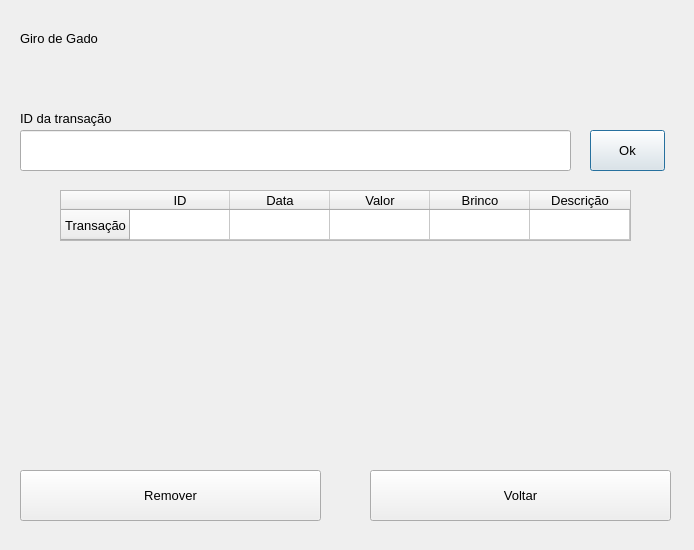
Before: the Qt Designer form views/financialremovescreen.ui in MaceGabriel/GiroDeGado, drawn with Qt 5.
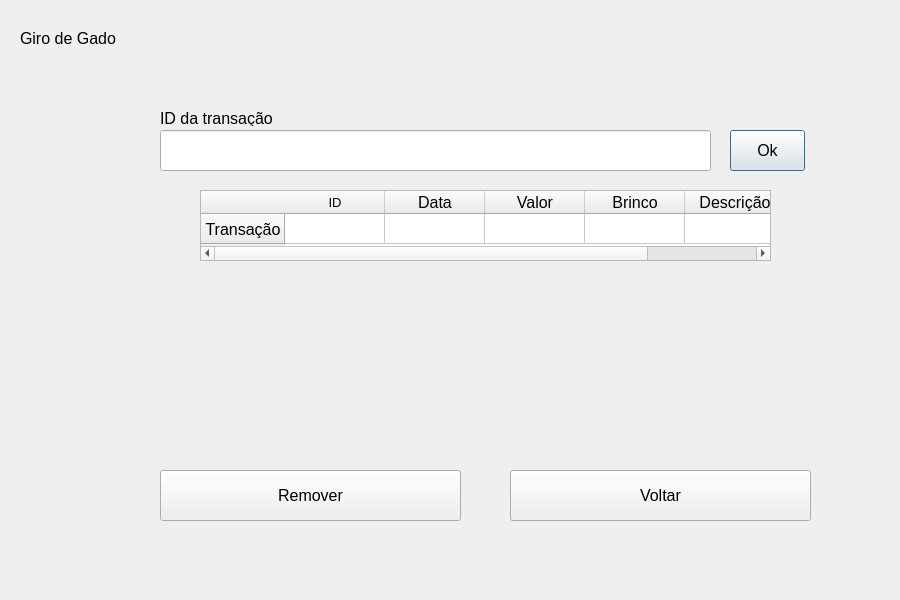
After: the same form once the commit is applied.

The edit to the form file:
```diff
--- a/views/financialremovescreen.ui
+++ b/views/financialremovescreen.ui
@@ -6,8 +6,8 @@
    <rect>
     <x>0</x>
     <y>0</y>
-    <width>694</width>
-    <height>550</height>
+    <width>900</width>
+    <height>600</height>
    </rect>
   </property>
   <property name="font">
@@ -21,7 +21,7 @@
   <widget class="QLineEdit" name="inputIdTransaction">
    <property name="geometry">
     <rect>
-     <x>20</x>
+     <x>160</x>
      <y>130</y>
      <width>551</width>
      <height>41</height>
@@ -29,22 +29,22 @@
    </property>
    <property name="font">
     <font>
-     <pointsize>10</pointsize>
+     <pointsize>12</pointsize>
     </font>
    </property>
   </widget>
   <widget class="QLabel" name="labelIdTransaction">
    <property name="geometry">
     <rect>
-     <x>20</x>
+     <x>160</x>
      <y>110</y>
-     <width>91</width>
+     <width>121</width>
      <height>16</height>
     </rect>
    </property>
    <property name="font">
     <font>
-     <pointsize>10</pointsize>
+     <pointsize>12</pointsize>
     </font>
    </property>
    <property name="text">
@@ -56,13 +56,13 @@
     <rect>
      <x>20</x>
      <y>30</y>
-     <width>81</width>
+     <width>101</width>
      <height>16</height>
     </rect>
    </property>
    <property name="font">
     <font>
-     <pointsize>10</pointsize>
+     <pointsize>12</pointsize>
     </font>
    </property>
    <property name="text">
@@ -72,12 +72,17 @@
   <widget class="QPushButton" name="okButton">
    <property name="geometry">
     <rect>
-     <x>590</x>
+     <x>730</x>
      <y>130</y>
      <width>75</width>
      <height>41</height>
     </rect>
    </property>
+   <property name="font">
+    <font>
+     <pointsize>12</pointsize>
+    </font>
+   </property>
    <property name="text">
     <string>Ok</string>
    </property>
@@ -85,15 +90,15 @@
   <widget class="QTableWidget" name="transactionRemoveTable">
    <property name="geometry">
     <rect>
-     <x>60</x>
+     <x>200</x>
      <y>190</y>
      <width>571</width>
-     <height>51</height>
+     <height>71</height>
     </rect>
    </property>
    <property name="font">
     <font>
-     <pointsize>10</pointsize>
+     <pointsize>12</pointsize>
     </font>
    </property>
    <row>
@@ -183,7 +188,7 @@
   <widget class="QPushButton" name="backButton">
    <property name="geometry">
     <rect>
-     <x>370</x>
+     <x>510</x>
      <y>470</y>
      <width>301</width>
      <height>51</height>
@@ -191,7 +196,7 @@
    </property>
    <property name="font">
     <font>
-     <pointsize>10</pointsize>
+     <pointsize>12</pointsize>
     </font>
    </property>
    <property name="text">
@@ -201,7 +206,7 @@
   <widget class="QPushButton" name="removeButton">
    <property name="geometry">
     <rect>
-     <x>20</x>
+     <x>160</x>
      <y>470</y>
      <width>301</width>
      <height>51</height>
@@ -209,7 +214,7 @@
    </property>
    <property name="font">
     <font>
-     <pointsize>10</pointsize>
+     <pointsize>12</pointsize>
     </font>
    </property>
    <property name="text">
```
